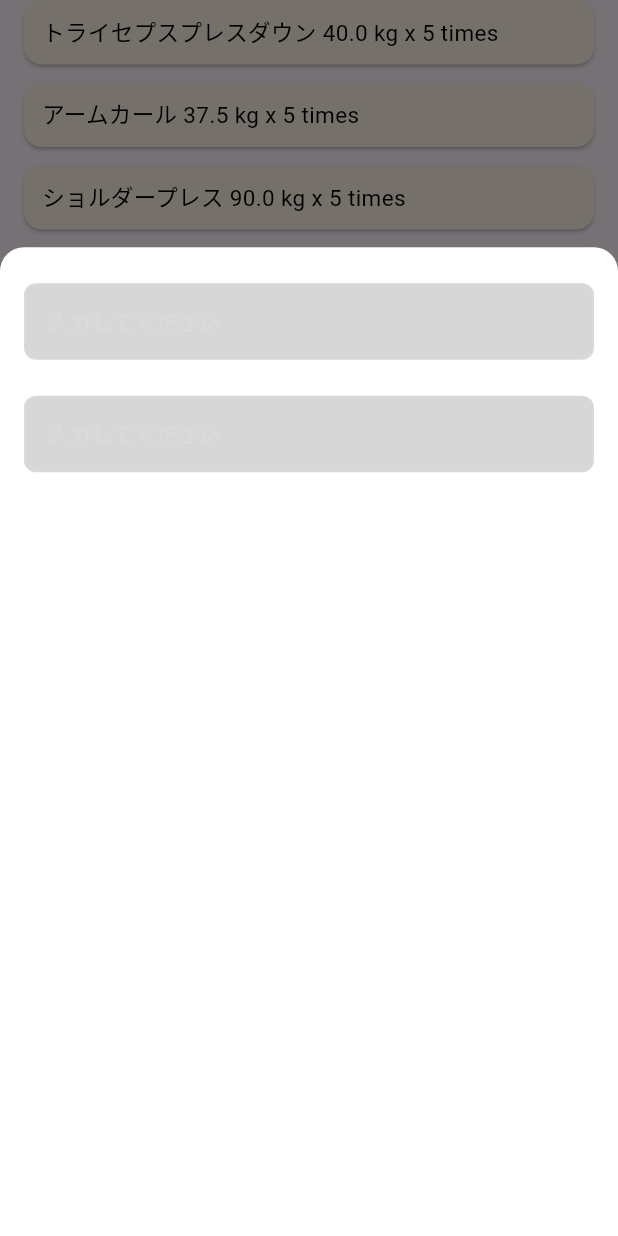
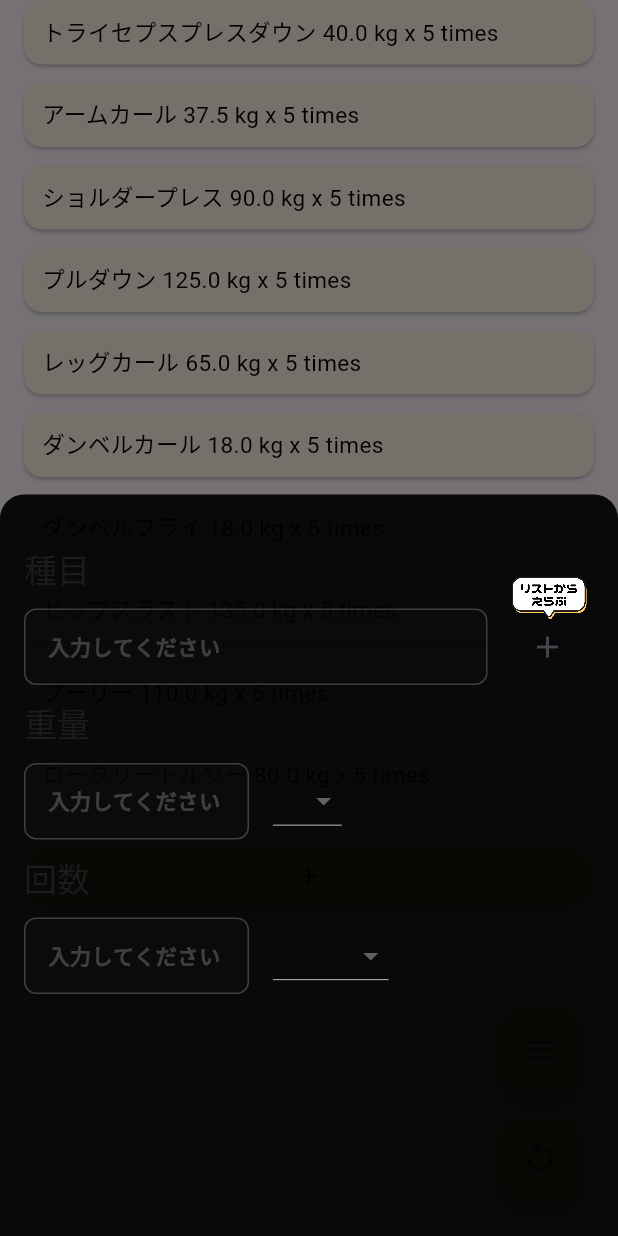
Before and after one commit to kurogoma-flutter/fitness_manager, a Flutter app: the screen it shows after launch, scrolled down 898 dp, after a tap on the "add" icon, on a phone screen of 412 x 824 dp. Run offline on Flutter 3.47's test engine with Material 2 defaults, Android fonts, the light colour scheme and no system bars; our stand-ins replace cached_network_image, dio, flutter_hooks, freezed_annotation, go_router, hooks_riverpod and 2 more; missing offline and left inert: encrypt, hashids2; accounts and stored records are empty; generated files the repository leaves out were written again; Roboto replaces fonts that are missing (LINE_Seed_JP); project files that could hold a hidden picture were left out.

Commit message:
登録用ボトムシートUIの修正

```diff
--- a/lib/core/enum/weight_unit_type.dart
+++ b/lib/core/enum/weight_unit_type.dart
@@ -1,5 +1,4 @@
 enum WeightUnitType {
   kg,
-  lb,
   lbs,
 }
--- a/lib/core/keys/form_keys.dart
+++ b/lib/core/keys/form_keys.dart
@@ -3,4 +3,6 @@ import 'package:flutter/material.dart';
 final formKey = GlobalKey<FormState>();
 final textFormKey = GlobalKey<FormFieldState<String>>();
 final textFormKey2 = GlobalKey<FormFieldState<String>>();
+final textFormKey3 = GlobalKey<FormFieldState<String>>();
+final textFormKey4 = GlobalKey<FormFieldState<String>>();
 final secondComponentKey = GlobalKey();
--- a/lib/features/home/components/create_item_bottom_sheet.dart
+++ b/lib/features/home/components/create_item_bottom_sheet.dart
@@ -1,6 +1,9 @@
 import 'package:flutter/material.dart';
 
+import '../../../core/enum/rm_unit_type.dart';
+import '../../../core/enum/weight_unit_type.dart';
 import '../../../core/keys/form_keys.dart';
+import '../../../gen/assets.gen.dart';
 import '../../component/form/input_text_form.dart';
 
 class CreateItemBottomSheet extends StatelessWidget {
@@ -11,8 +14,9 @@ class CreateItemBottomSheet extends StatelessWidget {
   @override
   Widget build(BuildContext context) {
     return Material(
+      type: MaterialType.transparency,
       child: Container(
-        height: MediaQuery.sizeOf(context).height * 0.8,
+        height: MediaQuery.sizeOf(context).height * 0.6,
         width: MediaQuery.sizeOf(context).width,
         padding: const EdgeInsets.only(
           top: 24,
@@ -20,7 +24,7 @@ class CreateItemBottomSheet extends StatelessWidget {
           right: 16,
         ),
         decoration: const BoxDecoration(
-          color: Colors.white,
+          color: Color.fromARGB(234, 0, 0, 0),
           borderRadius: BorderRadius.only(
             topLeft: Radius.circular(16),
             topRight: Radius.circular(16),
@@ -28,18 +32,129 @@ class CreateItemBottomSheet extends StatelessWidget {
         ),
         child: Form(
           key: formKey,
+          child: SingleChildScrollView(
             child: Column(
+              crossAxisAlignment: CrossAxisAlignment.start,
               children: [
-              InputTextForm(
+                Stack(
+                  children: [
+                    Column(
+                      crossAxisAlignment: CrossAxisAlignment.start,
+                      children: [
+                        Padding(
+                          padding: const EdgeInsets.symmetric(vertical: 12),
+                          child: Text(
+                            '種目',
+                            style: Theme.of(context).textTheme.titleLarge,
+                          ),
+                        ),
+                        Row(
+                          children: [
+                            SizedBox(
+                              width: MediaQuery.sizeOf(context).width * 0.75,
+                              child: InputTextForm(
                                 textFormKey: textFormKey,
                                 validator: (text) => '',
                               ),
-              const SizedBox(height: 24),
-              InputTextForm(
+                            ),
+                            const SizedBox(width: 16),
+                            IconButton(
+                              onPressed: () {},
+                              icon: const Icon(Icons.add),
+                            ),
+                          ],
+                        ),
+                      ],
+                    ),
+                    Positioned(
+                      top: 20,
+                      right: 5,
+                      child: SizedBox(
+                        height: 50,
+                        child: Assets.images.listChoiceTooltip.image(),
+                      ),
+                    )
+                  ],
+                ),
+                Padding(
+                  padding: const EdgeInsets.symmetric(vertical: 12),
+                  child:
+                      Text('重量', style: Theme.of(context).textTheme.titleLarge),
+                ),
+                Row(
+                  children: [
+                    SizedBox(
+                      width: 150,
+                      child: InputTextForm(
                         textFormKey: textFormKey2,
                         validator: (text) => '',
+                        inputType: TextInputType.number,
+                      ),
+                    ),
+                    const SizedBox(width: 16),
+                    DropdownButton(
+                      items: [
+                        DropdownMenuItem(
+                          value: WeightUnitType.kg,
+                          child: Text(WeightUnitType.kg.name),
+                        ),
+                        DropdownMenuItem(
+                          value: WeightUnitType.lbs,
+                          child: Text(WeightUnitType.lbs.name),
                         ),
                       ],
+                      onChanged: (value) {},
+                    ),
+                  ],
+                ),
+                Padding(
+                  padding: const EdgeInsets.symmetric(vertical: 12),
+                  child:
+                      Text('回数', style: Theme.of(context).textTheme.titleLarge),
+                ),
+                Row(
+                  children: [
+                    SizedBox(
+                      width: 150,
+                      child: InputTextForm(
+                        textFormKey: textFormKey3,
+                        validator: (text) => '',
+                        inputType: TextInputType.number,
+                      ),
+                    ),
+                    const SizedBox(width: 16),
+                    DropdownButton(
+                      items: [
+                        DropdownMenuItem(
+                          value: RmUnitType.times,
+                          child: Text(RmUnitType.times.name),
+                        ),
+                        DropdownMenuItem(
+                          value: RmUnitType.rm,
+                          child: Text(RmUnitType.rm.name),
+                        ),
+                        DropdownMenuItem(
+                          value: RmUnitType.set,
+                          child: Text(RmUnitType.set.name),
+                        ),
+                        DropdownMenuItem(
+                          value: RmUnitType.minute,
+                          child: Text(RmUnitType.minute.name),
+                        ),
+                        DropdownMenuItem(
+                          value: RmUnitType.second,
+                          child: Text(RmUnitType.second.name),
+                        ),
+                      ],
+                      onChanged: (value) {},
+                    ),
+                  ],
+                ),
+                SizedBox(
+                  height: MediaQuery.sizeOf(context).height * 0.5,
+                )
+              ],
+            ),
           ),
         ),
       ),
--- a/lib/gen/assets.gen.dart
+++ b/lib/gen/assets.gen.dart
@@ -27,9 +27,13 @@ class $AssetsImagesGen {
   AssetGenImage get kurogomaSplash =>
       const AssetGenImage('assets/images/kurogoma-splash.png');
 
+  /// File path: assets/images/list_choice_tooltip.png
+  AssetGenImage get listChoiceTooltip =>
+      const AssetGenImage('assets/images/list_choice_tooltip.png');
+
   /// List of all assets
   List<AssetGenImage> get values =>
-      [fitnessIcon, homeHeader, icon, kurogomaSplash];
+      [fitnessIcon, homeHeader, icon, kurogomaSplash, listChoiceTooltip];
 }
 
 class Assets {
```
Also changed, not shown: assets/images/list_choice_tooltip.png (added), lib/core/isar/record/record_collection.g.dart. Lines whose indentation alone changed are shown as unchanged.
